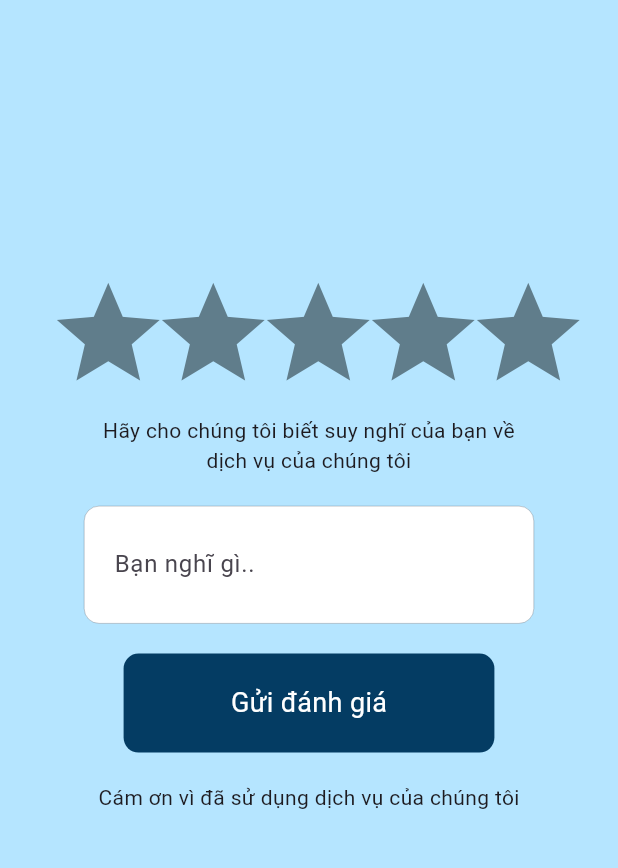
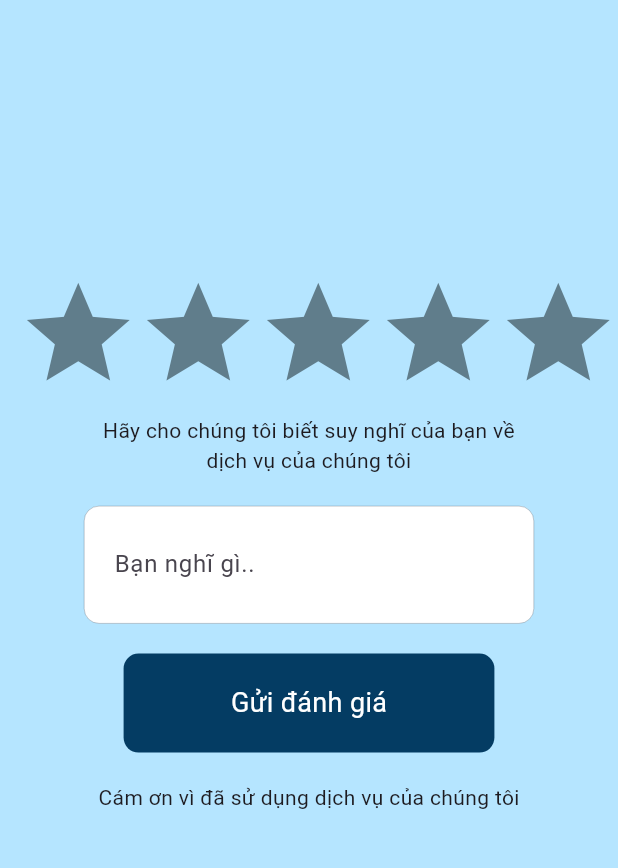
Before and after one commit to ThaoMy3172/web_evaluate_booking, a Flutter app: the screen it shows after launch, on a phone screen of 412 x 824 dp, the part 75-943 px from its top. Run offline on Flutter 3.47's test engine with Material 2 defaults, Android fonts, the phone set to English and light mode, and no system bars; drawn by our look-alikes of like_button; our stand-ins replace cherry_toast, confetti, dio, feather_icons, get, google_fonts and 1 more.

Commit message:
change alert when review <= 2

```diff
--- a/lib/controller/app_controller.dart
+++ b/lib/controller/app_controller.dart
@@ -1,3 +1,4 @@
+import 'package:review_booking_web/controller/refresh_controller.dart';
 import 'package:review_booking_web/controller/submitController.dart';
 import 'package:get/get.dart';
 
@@ -5,6 +6,7 @@ typedef void MenuCallback(ObjectKey);
 typedef void Callback();
 
 class AppController extends GetxController {
+  RefreshControllerStream refreshController = Get.put(RefreshControllerStream());
   RxInt index = 0.obs;
   RxBool isLoading = false.obs;
   String errorLog = '';
--- a/lib/review_screen.dart
+++ b/lib/review_screen.dart
@@ -7,6 +7,7 @@ import 'package:like_button/like_button.dart';
 import 'package:review_booking_web/widget/basic_alert.dart';
 
 import 'config/theme_config.dart';
+import 'controller/app_controller.dart';
 import 'controller/submitController.dart';
 
 class ReviewScreen extends StatefulWidget {
@@ -38,7 +39,9 @@ class _ReviewScreenState extends State<ReviewScreen> {
   Widget _buildStar() {
     final stars = List<Widget>.generate(
         5,
-        (index) => LikeButton(
+        (index) => Container(
+              margin: EdgeInsets.symmetric(horizontal: 5),
+              child: LikeButton(
                   onTap: (bool isLiked) async {
                     setState(() {
                       currRating = index + 1;
@@ -52,7 +55,8 @@ class _ReviewScreenState extends State<ReviewScreen> {
                   ),
                   likeBuilder: (bool isLiked) {
                     return _buildRatingStar(index);
-            }));
+                  }),
+            ));
 
     return Row(mainAxisAlignment: MainAxisAlignment.center, children: stars);
   }
@@ -172,10 +176,23 @@ class _ReviewScreenState extends State<ReviewScreen> {
               } else {
                 _confettiController.play();
               }
+
+              if (currRating <= 2) {
+                BasicAlert.badAlert(context, title: 'Cám ơn bạn đã đóng góp ý kiến', onConfirmBtnTap: () {
+                  appController.refreshController.reloadData(true);
+                  Navigator.pop(context);
+                });
+              } else {
+                BasicAlert.successAlert(context, title: 'Cám ơn bạn đã sử dụng dịch vụ', onConfirmBtnTap: () {
+                  appController.refreshController.reloadData(true);
+                  Navigator.pop(context);
+                });
+              }
+              // BasicAlert.successAlert(context, title: 'Cám ơn bạn đã đánh giá');
             });
           } else {
             // empty id
-            // BasicAlert.errorAlert(context, title: 'Vui lòng nhập nội dung');
+            BasicAlert.errorAlert(context, title: 'Vui lòng nhập nội dung');
           }
         });
       },
--- a/lib/widget/basic_alert.dart
+++ b/lib/widget/basic_alert.dart
@@ -109,4 +109,26 @@ class BasicAlert {
         type: QuickAlertType.error,
         customAsset: 'assets/gif/error.gif',
       );
+
+  static badAlert(
+    BuildContext context, {
+    required String title,
+    String? confirmBtnText,
+    double? width,
+    Widget? widget,
+    bool? showCancelBtn,
+    void Function()? onConfirmBtnTap,
+    void Function()? onCancelBtnTap,
+  }) =>
+      QuickAlert.show(
+        width: width ?? 500,
+        title: title,
+        confirmBtnText: confirmBtnText ?? 'Xác nhận',
+        onConfirmBtnTap: onConfirmBtnTap,
+        onCancelBtnTap: onCancelBtnTap,
+        widget: widget,
+        showCancelBtn: showCancelBtn ?? false,
+        context: context,
+        type: QuickAlertType.info,
+      );
 }
--- a/pubspec.yaml
+++ b/pubspec.yaml
@@ -72,6 +72,9 @@ flutter:
   # To add assets to your application, add an assets section, like this:
   assets:
      - assets/images/
+     - assets/gif/
+     - assets/fonts/
+     - assets/sounds/
   #   - images/a_dot_ham.jpeg
 
   # An image asset can refer to one or more resolution-specific "variants", see
```
Also changed, not shown: lib/controller/refresh_controller.dart (added, +23 -0 lines), assets/fonts/times.ttf (added), assets/fonts/timesbd.ttf (added), assets/fonts/timesbi.ttf (added), assets/fonts/timesi.ttf (added), assets/gif/bad.gif (added), assets/gif/error.gif (added), assets/gif/icon_cctv_online.gif (added), assets/gif/loading.gif (added), assets/gif/success.gif (added), assets/gif/warning.gif (added), 2 other files. Lines whose indentation alone changed are shown as unchanged.
